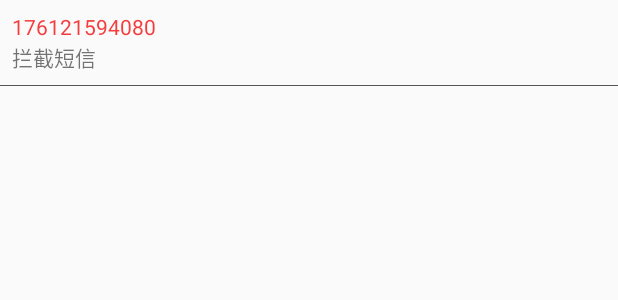
After one commit to khum08/MobileSafe, an Android app: the layout item_black.xml on its own in the app's theme, with its tools: preview values and no code run, on a phone screen of 412 x 824 dp. The commit adds this screen. Shown: the top 300 px of the screen. Run offline under Robolectric (Android 15) with nearby library versions, the light colour scheme and no system bars.

Commit message:
add guard layout

```diff
--- a/app/build.gradle
+++ b/app/build.gradle
@@ -33,5 +33,6 @@ dependencies {
     implementation "com.android.support:recyclerview-v7:$support_version"
     implementation "com.github.bumptech.glide:glide:3.7.0"
     implementation "org.jetbrains.kotlin:kotlin-stdlib:$kotlin_version"
+    implementation "com.android.support:design:$support_version"
 
 }
--- a/app/src/main/java/com/kotlin/khum/mobilesafe/ui/main/MainActivity.java
+++ b/app/src/main/java/com/kotlin/khum/mobilesafe/ui/main/MainActivity.java
@@ -8,6 +8,7 @@ import android.widget.Toast;
 
 import com.kotlin.khum.mobilesafe.R;
 import com.kotlin.khum.mobilesafe.global.BaseActivity;
+import com.kotlin.khum.mobilesafe.ui.guard.GuardActivity;
 import com.kotlin.khum.mobilesafe.ui.setting.SettingActivity;
 
 public class MainActivity extends BaseActivity {
@@ -40,6 +41,9 @@ public class MainActivity extends BaseActivity {
         switch (position){
             case 0:
                 break;
+            case 1:
+                GuardActivity.start(this);
+                break;
             case 8:
                 SettingActivity.start(this);
                 break;
--- a/app/src/main/java/com/kotlin/khum/mobilesafe/ui/setting/SettingActivity.kt
+++ b/app/src/main/java/com/kotlin/khum/mobilesafe/ui/setting/SettingActivity.kt
@@ -6,6 +6,7 @@ import android.view.View
 import com.kotlin.khum.mobilesafe.R
 import com.kotlin.khum.mobilesafe.global.BaseActivity
 import kotlinx.android.synthetic.main.activity_setting.*
+import kotlinx.android.synthetic.main.common_title.*
 
 /**
  * <pre>
@@ -25,6 +26,7 @@ class SettingActivity:BaseActivity(){
     override fun attachLayoutRes(): Int = R.layout.activity_setting
 
     override fun initView() {
+        tool_bar.title = "设置"
         auto_update.setOnClickListener(View.OnClickListener {
             if (auto_update.isChecked){
                 auto_update.setBottomText("自动更新关闭")
--- /dev/null
+++ b/app/src/main/res/drawable/ic_add_white_24dp.xml
@@ -0,0 +1,5 @@
+<vector android:height="24dp" android:tint="#FFFFFF"
+    android:viewportHeight="24.0" android:viewportWidth="24.0"
+    android:width="24dp" xmlns:android="http://schemas.android.com/apk/res/android">
+    <path android:fillColor="#FF000000" android:pathData="M19,13h-6v6h-2v-6H5v-2h6V5h2v6h6v2z"/>
+</vector>
--- a/app/src/main/res/layout/common_title.xml
+++ b/app/src/main/res/layout/common_title.xml
@@ -8,6 +8,7 @@
     android:id="@+id/tool_bar"
     app:title="标题"
     app:titleTextColor="@color/color_white"
+    app:navigationIcon="@drawable/ic_arrow_back_white_24dp"
     >
 
 </android.support.v7.widget.Toolbar>
--- /dev/null
+++ b/app/src/main/res/layout/item_black.xml
@@ -0,0 +1,33 @@
+<?xml version="1.0" encoding="utf-8"?>
+<LinearLayout
+    xmlns:android="http://schemas.android.com/apk/res/android"
+    android:layout_width="match_parent"
+    xmlns:tools="http://schemas.android.com/tools"
+    android:layout_height="wrap_content"
+    android:orientation="vertical"
+    xmlns:app="http://schemas.android.com/apk/res-auto">
+
+    <TextView
+        android:id="@+id/tv_phone"
+        android:layout_width="wrap_content"
+        android:layout_height="wrap_content"
+        tools:text="176121594080"
+        android:layout_marginLeft="@dimen/content_padding_left"
+        android:paddingTop="@dimen/content_padding_top"
+        android:textColor="@color/color_red1"
+        />
+    <TextView
+        android:id="@+id/tv_intercept"
+        android:layout_width="wrap_content"
+        android:layout_height="wrap_content"
+        android:layout_marginLeft="@dimen/content_padding_left"
+        tools:text="拦截短信"
+        />
+    <View
+        android:layout_width="match_parent"
+        android:layout_height="@dimen/dimen_05"
+        android:background="@color/color_555"
+        android:layout_marginTop="@dimen/dimen_8"
+        />
+
+</LinearLayout>
--- a/app/src/main/res/values/dimens_space.xml
+++ b/app/src/main/res/values/dimens_space.xml
@@ -19,12 +19,17 @@
     <dimen name="content_padding_top">@dimen/dimen_8</dimen>
     <dimen name="content_padding_bottom">@dimen/dimen_8</dimen>
 
+    <dimen name="line">@dimen/dimen_1</dimen>
+
     <dimen name="text_vertical_space">10dp</dimen>
     <dimen name="text_horizontal_space">10dp</dimen>
     <!--====================================================
     为统一风格 不期望直接访问下面的值
     使用时先在上面定义   后引用下面的值
     ===================================================-->
+
+    <dimen name="dimen_05">0.5dp</dimen>
+    <dimen name="dimen_1">1dp</dimen>
     <dimen name="dimen_4">4dp</dimen>
     <dimen name="dimen_5">5dp</dimen>
     <dimen name="dimen_6">6dp</dimen>
```
Also changed, not shown: app/src/main/java/com/kotlin/khum/mobilesafe/ui/guard/GuardActivity.kt (+19 -5 lines), app/src/main/java/com/kotlin/khum/mobilesafe/ui/guard/GuardAdapter.kt (added, +42 -0 lines), app/src/main/res/layout/activity_guard.xml (+35 -3 lines), app/src/main/res/drawable-hdpi/ic_arrow_back_white_24dp.png (added), app/src/main/res/drawable-mdpi/ic_arrow_back_white_24dp.png (added), app/src/main/res/drawable-xhdpi/ic_arrow_back_white_24dp.png (added), app/src/main/res/drawable-xxhdpi/ic_arrow_back_white_24dp.png (added).
